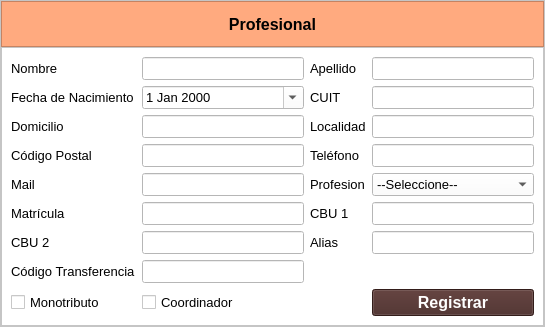
Above: gui/nuevo_profesional.ui from ayenaccarato/Marcanac before the change. Below: the same form after it.
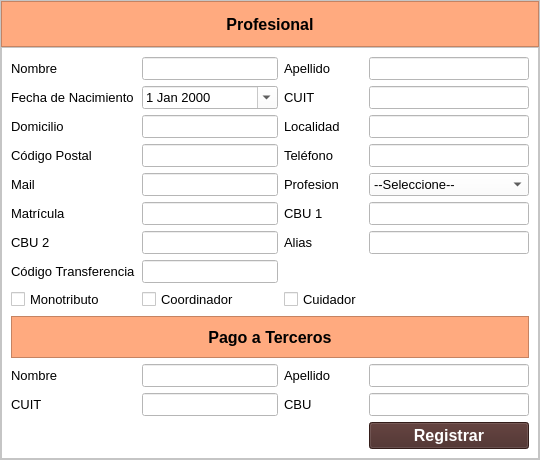
That is the form after the change.

Commit message: Carpeta profesional, eliminar paciente

What changed in the file:
```diff
--- a/gui/nuevo_profesional.ui
+++ b/gui/nuevo_profesional.ui
@@ -6,12 +6,12 @@
    <rect>
     <x>0</x>
     <y>0</y>
-    <width>545</width>
-    <height>327</height>
+    <width>540</width>
+    <height>460</height>
    </rect>
   </property>
   <property name="windowTitle">
-   <string>Marcanac - Nuevo Profesional</string>
+   <string>Marcanac - Profesional</string>
   </property>
   <widget class="QWidget" name="centralwidget">
    <property name="styleSheet">
@@ -132,8 +132,8 @@
          <layout class="QVBoxLayout" name="verticalLayout_4">
           <item>
            <layout class="QGridLayout" name="gridLayout">
-            <item row="4" column="3">
-             <widget class="QLineEdit" name="txtTelefono">
+            <item row="10" column="2">
+             <widget class="QLineEdit" name="txtNombre_2">
               <property name="enabled">
                <bool>true</bool>
               </property>
@@ -145,21 +145,8 @@
               </property>
              </widget>
             </item>
-            <item row="5" column="2">
-             <widget class="QLabel" name="label_11">
-              <property name="font">
-               <font>
-                <family>Segoe UI</family>
-                <pointsize>10</pointsize>
-               </font>
-              </property>
-              <property name="text">
-               <string>Profesion</string>
-              </property>
-             </widget>
-            </item>
-            <item row="4" column="1">
-             <widget class="QLineEdit" name="txtCP">
+            <item row="11" column="2">
+             <widget class="QLineEdit" name="txtCuit_2">
               <property name="enabled">
                <bool>true</bool>
               </property>
@@ -171,8 +158,8 @@
               </property>
              </widget>
             </item>
-            <item row="0" column="0">
-             <widget class="QLabel" name="label_2">
+            <item row="10" column="1">
+             <widget class="QLabel" name="label_18">
               <property name="font">
                <font>
                 <family>Segoe UI</family>
@@ -184,8 +171,8 @@
               </property>
              </widget>
             </item>
-            <item row="4" column="2">
-             <widget class="QLabel" name="label_9">
+            <item row="10" column="3">
+             <widget class="QLabel" name="label_19">
               <property name="font">
                <font>
                 <family>Segoe UI</family>
@@ -193,128 +180,12 @@
                </font>
               </property>
               <property name="text">
-               <string>Teléfono</string>
+               <string>Apellido</string>
               </property>
              </widget>
             </item>
-            <item row="5" column="1">
-             <widget class="QLineEdit" name="txtMail">
-              <property name="enabled">
-               <bool>true</bool>
-              </property>
-              <property name="font">
-               <font>
-                <family>Segoe UI</family>
-                <pointsize>10</pointsize>
-               </font>
-              </property>
-             </widget>
-            </item>
-            <item row="4" column="0">
-             <widget class="QLabel" name="label_8">
-              <property name="font">
-               <font>
-                <family>Segoe UI</family>
-                <pointsize>10</pointsize>
-               </font>
-              </property>
-              <property name="text">
-               <string>Código Postal</string>
-              </property>
-             </widget>
-            </item>
-            <item row="2" column="3">
-             <widget class="QLineEdit" name="txtLocalidad">
-              <property name="enabled">
-               <bool>true</bool>
-              </property>
-              <property name="font">
-               <font>
-                <family>Segoe UI</family>
-                <pointsize>10</pointsize>
-               </font>
-              </property>
-             </widget>
-            </item>
-            <item row="1" column="0">
-             <widget class="QLabel" name="label_6">
-              <property name="font">
-               <font>
-                <family>Segoe UI</family>
-                <pointsize>10</pointsize>
-               </font>
-              </property>
-              <property name="text">
-               <string>Fecha de Nacimiento</string>
-              </property>
-             </widget>
-            </item>
-            <item row="5" column="3">
-             <widget class="QComboBox" name="cbProfesional">
-              <property name="enabled">
-               <bool>true</bool>
-              </property>
-              <property name="font">
-               <font>
-                <family>Segoe UI</family>
-                <pointsize>10</pointsize>
-               </font>
-              </property>
-              <item>
-               <property name="text">
-                <string>--Seleccione--</string>
-               </property>
-              </item>
-              <item>
-               <property name="text">
-                <string>Enfermero/a</string>
-               </property>
-              </item>
-              <item>
-               <property name="text">
-                <string>Fonoaudiólogo/a</string>
-               </property>
-              </item>
-              <item>
-               <property name="text">
-                <string>Kinesiólogo/a</string>
-               </property>
-              </item>
-              <item>
-               <property name="text">
-                <string>Médico/a</string>
-               </property>
-              </item>
-              <item>
-               <property name="text">
-                <string>Psicólogo/a</string>
-               </property>
-              </item>
-              <item>
-               <property name="text">
-                <string>Terapista Ocupacional</string>
-               </property>
-              </item>
-             </widget>
-            </item>
-            <item row="1" column="1">
-             <widget class="QDateEdit" name="txtFechaN">
-              <property name="enabled">
-               <bool>true</bool>
-              </property>
-              <property name="font">
-               <font>
-                <family>Segoe UI</family>
-                <pointsize>10</pointsize>
-               </font>
-              </property>
-              <property name="calendarPopup">
-               <bool>true</bool>
-              </property>
-             </widget>
-            </item>
-            <item row="1" column="2">
-             <widget class="QLabel" name="label_7">
+            <item row="11" column="1">
+             <widget class="QLabel" name="label_20">
               <property name="font">
                <font>
                 <family>Segoe UI</family>
@@ -326,8 +197,21 @@
               </property>
              </widget>
             </item>
-            <item row="1" column="3">
-             <widget class="QLineEdit" name="txtCuit">
+            <item row="11" column="3">
+             <widget class="QLabel" name="label_21">
+              <property name="font">
+               <font>
+                <family>Segoe UI</family>
+                <pointsize>10</pointsize>
+               </font>
+              </property>
+              <property name="text">
+               <string>CBU</string>
+              </property>
+             </widget>
+            </item>
+            <item row="11" column="4">
+             <widget class="QLineEdit" name="txtCbu3">
               <property name="enabled">
                <bool>true</bool>
               </property>
@@ -339,21 +223,62 @@
               </property>
              </widget>
             </item>
-            <item row="6" column="0">
-             <widget class="QLabel" name="label_16">
+            <item row="10" column="4">
+             <widget class="QLineEdit" name="txtApellido_2">
+              <property name="enabled">
+               <bool>true</bool>
+              </property>
               <property name="font">
                <font>
                 <family>Segoe UI</family>
                 <pointsize>10</pointsize>
                </font>
               </property>
-              <property name="text">
-               <string>Matrícula</string>
+             </widget>
+            </item>
+            <item row="9" column="1" colspan="4">
+             <widget class="QFrame" name="frame_2">
+              <property name="minimumSize">
+               <size>
+                <width>0</width>
+                <height>42</height>
+               </size>
               </property>
+              <property name="styleSheet">
+               <string notr="true">QFrame {
+	background-color: rgb(255, 170, 127);
+}</string>
+              </property>
+              <property name="frameShape">
+               <enum>QFrame::StyledPanel</enum>
+              </property>
+              <property name="frameShadow">
+               <enum>QFrame::Raised</enum>
+              </property>
+              <layout class="QHBoxLayout" name="horizontalLayout_2">
+               <item>
+                <widget class="QLabel" name="label_17">
+                 <property name="font">
+                  <font>
+                   <family>Segoe UI</family>
+                   <pointsize>12</pointsize>
+                   <weight>75</weight>
+                   <bold>true</bold>
+                  </font>
+                 </property>
+                 <property name="text">
+                  <string>Pago a Terceros</string>
+                 </property>
+                 <property name="alignment">
+                  <set>Qt::AlignCenter</set>
+                 </property>
+                </widget>
+               </item>
+              </layout>
              </widget>
             </item>
-            <item row="6" column="1">
-             <widget class="QLineEdit" name="txtMatricula">
+            <item row="7" column="2">
+             <widget class="QLineEdit" name="txtCodigo">
               <property name="enabled">
                <bool>true</bool>
               </property>
@@ -365,8 +290,8 @@
               </property>
              </widget>
             </item>
-            <item row="2" column="1">
-             <widget class="QLineEdit" name="txtDomicilio">
+            <item row="6" column="4">
+             <widget class="QLineEdit" name="txtAlias">
               <property name="enabled">
                <bool>true</bool>
               </property>
@@ -378,7 +303,33 @@
               </property>
              </widget>
             </item>
-            <item row="0" column="1">
+            <item row="7" column="1">
+             <widget class="QLabel" name="label_15">
+              <property name="font">
+               <font>
+                <family>Segoe UI</family>
+                <pointsize>10</pointsize>
+               </font>
+              </property>
+              <property name="text">
+               <string>Código Transferencia</string>
+              </property>
+             </widget>
+            </item>
+            <item row="0" column="3">
+             <widget class="QLabel" name="label_3">
+              <property name="font">
+               <font>
+                <family>Segoe UI</family>
+                <pointsize>10</pointsize>
+               </font>
+              </property>
+              <property name="text">
+               <string>Apellido</string>
+              </property>
+             </widget>
+            </item>
+            <item row="0" column="2">
              <widget class="QLineEdit" name="txtNombre">
               <property name="enabled">
                <bool>true</bool>
@@ -392,6 +343,19 @@
              </widget>
             </item>
             <item row="2" column="2">
+             <widget class="QLineEdit" name="txtDomicilio">
+              <property name="enabled">
+               <bool>true</bool>
+              </property>
+              <property name="font">
+               <font>
+                <family>Segoe UI</family>
+                <pointsize>10</pointsize>
+               </font>
+              </property>
+             </widget>
+            </item>
+            <item row="2" column="3">
              <widget class="QLabel" name="label_5">
               <property name="font">
                <font>
@@ -404,20 +368,7 @@
               </property>
              </widget>
             </item>
-            <item row="0" column="2">
-             <widget class="QLabel" name="label_3">
-              <property name="font">
-               <font>
-                <family>Segoe UI</family>
-                <pointsize>10</pointsize>
-               </font>
-              </property>
-              <property name="text">
-               <string>Apellido</string>
-              </property>
-             </widget>
-            </item>
-            <item row="0" column="3">
+            <item row="0" column="4">
              <widget class="QLineEdit" name="txtApellido">
               <property name="enabled">
                <bool>true</bool>
@@ -430,20 +381,7 @@
               </property>
              </widget>
             </item>
-            <item row="2" column="0">
-             <widget class="QLabel" name="label_4">
-              <property name="font">
-               <font>
-                <family>Segoe UI</family>
-                <pointsize>10</pointsize>
-               </font>
-              </property>
-              <property name="text">
-               <string>Domicilio</string>
-              </property>
-             </widget>
-            </item>
-            <item row="5" column="0">
+            <item row="4" column="1">
              <widget class="QLabel" name="label_10">
               <property name="font">
                <font>
@@ -456,7 +394,20 @@
               </property>
              </widget>
             </item>
-            <item row="10" column="1">
+            <item row="2" column="1">
+             <widget class="QLabel" name="label_4">
+              <property name="font">
+               <font>
+                <family>Segoe UI</family>
+                <pointsize>10</pointsize>
+               </font>
+              </property>
+              <property name="text">
+               <string>Domicilio</string>
+              </property>
+             </widget>
+            </item>
+            <item row="8" column="2">
              <widget class="QCheckBox" name="coordinador">
               <property name="enabled">
                <bool>true</bool>
@@ -472,7 +423,20 @@
               </property>
              </widget>
             </item>
-            <item row="10" column="0">
+            <item row="5" column="4">
+             <widget class="QLineEdit" name="txtCbu1">
+              <property name="enabled">
+               <bool>true</bool>
+              </property>
+              <property name="font">
+               <font>
+                <family>Segoe UI</family>
+                <pointsize>10</pointsize>
+               </font>
+              </property>
+             </widget>
+            </item>
+            <item row="8" column="1">
              <widget class="QCheckBox" name="monotributo">
               <property name="enabled">
                <bool>true</bool>
@@ -488,7 +452,7 @@
               </property>
              </widget>
             </item>
-            <item row="6" column="2">
+            <item row="5" column="3">
              <widget class="QLabel" name="label_12">
               <property name="font">
                <font>
@@ -501,20 +465,7 @@
               </property>
              </widget>
             </item>
-            <item row="6" column="3">
-             <widget class="QLineEdit" name="txtCbu1">
-              <property name="enabled">
-               <bool>true</bool>
-              </property>
-              <property name="font">
-               <font>
-                <family>Segoe UI</family>
-                <pointsize>10</pointsize>
-               </font>
-              </property>
-             </widget>
-            </item>
-            <item row="7" column="0">
+            <item row="6" column="1">
              <widget class="QLabel" name="label_13">
               <property name="font">
                <font>
@@ -527,7 +478,7 @@
               </property>
              </widget>
             </item>
-            <item row="7" column="1">
+            <item row="6" column="2">
              <widget class="QLineEdit" name="txtCbu2">
               <property name="enabled">
                <bool>true</bool>
@@ -540,7 +491,7 @@
               </property>
              </widget>
             </item>
-            <item row="7" column="2">
+            <item row="6" column="3">
              <widget class="QLabel" name="label_14">
               <property name="font">
                <font>
@@ -553,8 +504,8 @@
               </property>
              </widget>
             </item>
-            <item row="7" column="3">
-             <widget class="QLineEdit" name="txtAlias">
+            <item row="4" column="4">
+             <widget class="QComboBox" name="cbProfesional">
               <property name="enabled">
                <bool>true</bool>
               </property>
@@ -564,23 +515,100 @@
                 <pointsize>10</pointsize>
                </font>
               </property>
+              <item>
+               <property name="text">
+                <string>--Seleccione--</string>
+               </property>
+              </item>
+              <item>
+               <property name="text">
+                <string>Enfermero/a</string>
+               </property>
+              </item>
+              <item>
+               <property name="text">
+                <string>Fonoaudiólogo/a</string>
+               </property>
+              </item>
+              <item>
+               <property name="text">
+                <string>Kinesiólogo/a</string>
+               </property>
+              </item>
+              <item>
+               <property name="text">
+                <string>Médico/a</string>
+               </property>
+              </item>
+              <item>
+               <property name="text">
+                <string>Psicólogo/a</string>
+               </property>
+              </item>
+              <item>
+               <property name="text">
+                <string>Terapista Ocupacional</string>
+               </property>
+              </item>
              </widget>
             </item>
-            <item row="8" column="0">
-             <widget class="QLabel" name="label_15">
+            <item row="1" column="4">
+             <widget class="QLineEdit" name="txtCuit">
+              <property name="enabled">
+               <bool>true</bool>
+              </property>
               <property name="font">
                <font>
                 <family>Segoe UI</family>
                 <pointsize>10</pointsize>
                </font>
               </property>
+             </widget>
+            </item>
+            <item row="1" column="2">
+             <widget class="QDateEdit" name="txtFechaN">
+              <property name="enabled">
+               <bool>true</bool>
+              </property>
+              <property name="font">
+               <font>
+                <family>Segoe UI</family>
+                <pointsize>10</pointsize>
+               </font>
+              </property>
+              <property name="calendarPopup">
+               <bool>true</bool>
+              </property>
+             </widget>
+            </item>
+            <item row="5" column="1">
+             <widget class="QLabel" name="label_16">
+              <property name="font">
+               <font>
+                <family>Segoe UI</family>
+                <pointsize>10</pointsize>
+               </font>
+              </property>
               <property name="text">
-               <string>Código Transferencia</string>
+               <string>Matrícula</string>
               </property>
              </widget>
             </item>
-            <item row="8" column="1">
-             <widget class="QLineEdit" name="txtCodigo">
+            <item row="1" column="3">
+             <widget class="QLabel" name="label_7">
+              <property name="font">
+               <font>
+                <family>Segoe UI</family>
+                <pointsize>10</pointsize>
+               </font>
+              </property>
+              <property name="text">
+               <string>CUIT</string>
+              </property>
+             </widget>
+            </item>
+            <item row="5" column="2">
+             <widget class="QLineEdit" name="txtMatricula">
               <property name="enabled">
                <bool>true</bool>
               </property>
@@ -592,7 +620,7 @@
               </property>
              </widget>
             </item>
-            <item row="10" column="3">
+            <item row="12" column="4">
              <widget class="QPushButton" name="btnRegistrar">
               <property name="font">
                <font>
@@ -611,6 +639,136 @@
               </property>
              </widget>
             </item>
+            <item row="3" column="2">
+             <widget class="QLineEdit" name="txtCP">
+              <property name="enabled">
+               <bool>true</bool>
+              </property>
+              <property name="font">
+               <font>
+                <family>Segoe UI</family>
+                <pointsize>10</pointsize>
+               </font>
+              </property>
+             </widget>
+            </item>
+            <item row="4" column="3">
+             <widget class="QLabel" name="label_11">
+              <property name="font">
+               <font>
+                <family>Segoe UI</family>
+                <pointsize>10</pointsize>
+               </font>
+              </property>
+              <property name="text">
+               <string>Profesion</string>
+              </property>
+             </widget>
+            </item>
+            <item row="3" column="4">
+             <widget class="QLineEdit" name="txtTelefono">
+              <property name="enabled">
+               <bool>true</bool>
+              </property>
+              <property name="font">
+               <font>
+                <family>Segoe UI</family>
+                <pointsize>10</pointsize>
+               </font>
+              </property>
+             </widget>
+            </item>
+            <item row="3" column="3">
+             <widget class="QLabel" name="label_9">
+              <property name="font">
+               <font>
+                <family>Segoe UI</family>
+                <pointsize>10</pointsize>
+               </font>
+              </property>
+              <property name="text">
+               <string>Teléfono</string>
+              </property>
+             </widget>
+            </item>
+            <item row="4" column="2">
+             <widget class="QLineEdit" name="txtMail">
+              <property name="enabled">
+               <bool>true</bool>
+              </property>
+              <property name="font">
+               <font>
+                <family>Segoe UI</family>
+                <pointsize>10</pointsize>
+               </font>
+              </property>
+             </widget>
+            </item>
+            <item row="0" column="1">
+             <widget class="QLabel" name="label_2">
+              <property name="font">
+               <font>
+                <family>Segoe UI</family>
+                <pointsize>10</pointsize>
+               </font>
+              </property>
+              <property name="text">
+               <string>Nombre</string>
+              </property>
+             </widget>
+            </item>
+            <item row="1" column="1">
+             <widget class="QLabel" name="label_6">
+              <property name="font">
+               <font>
+                <family>Segoe UI</family>
+                <pointsize>10</pointsize>
+               </font>
+              </property>
+              <property name="text">
+               <string>Fecha de Nacimiento</string>
+              </property>
+             </widget>
+            </item>
+            <item row="3" column="1">
+             <widget class="QLabel" name="label_8">
+              <property name="font">
+               <font>
+                <family>Segoe UI</family>
+                <pointsize>10</pointsize>
+               </font>
+              </property>
+              <property name="text">
+               <string>Código Postal</string>
+              </property>
+             </widget>
+            </item>
+            <item row="2" column="4">
+             <widget class="QLineEdit" name="txtLocalidad">
+              <property name="enabled">
+               <bool>true</bool>
+              </property>
+              <property name="font">
+               <font>
+                <family>Segoe UI</family>
+                <pointsize>10</pointsize>
+               </font>
+              </property>
+             </widget>
+            </item>
+            <item row="8" column="3">
+             <widget class="QCheckBox" name="cuidador">
+              <property name="font">
+               <font>
+                <family>Segoe UI</family>
+                <pointsize>10</pointsize>
+               </font>
+              </property>
+              <property name="text">
+               <string>Cuidador</string>
+              </property>
+             </widget>
+            </item>
            </layout>
           </item>
          </layout>
```
The commit also changes 15 other files.
